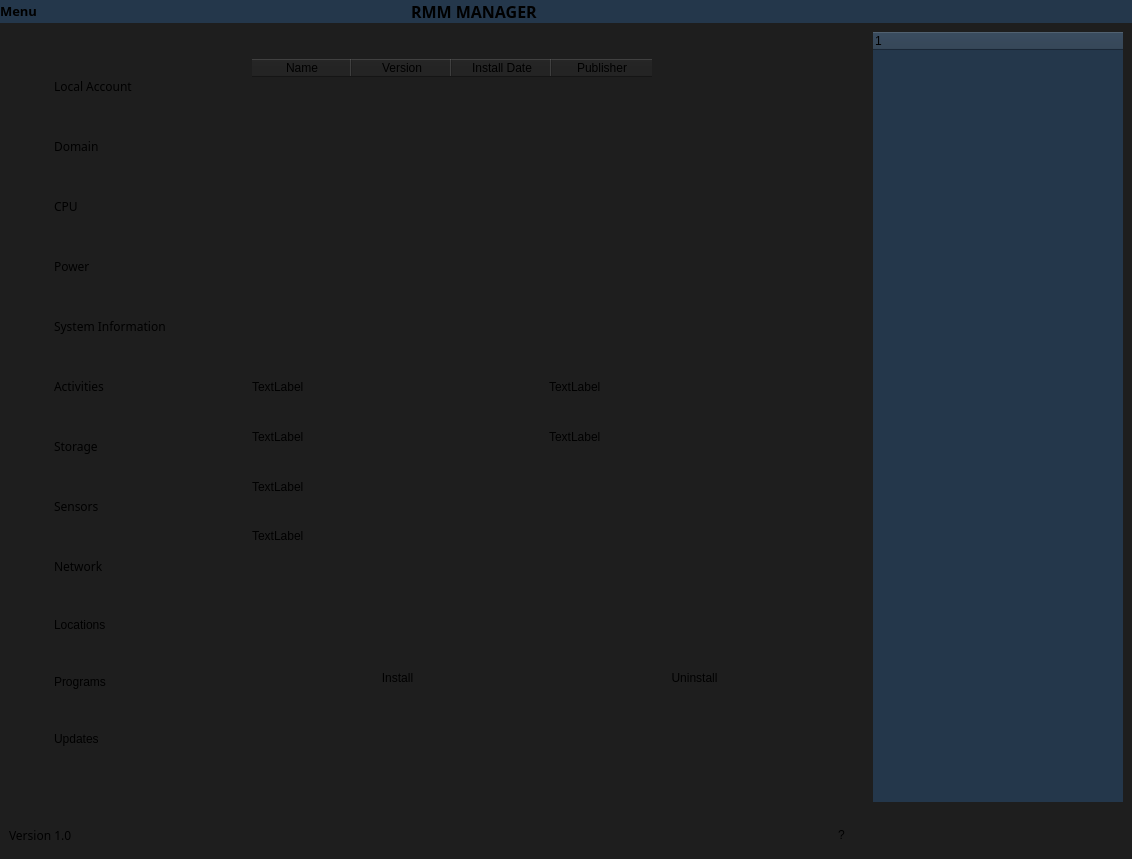
Before: the Qt Designer form FRONT/generated-files/ui/new_interface.ui in FrincuDenis/Licenta, drawn with Qt 5.
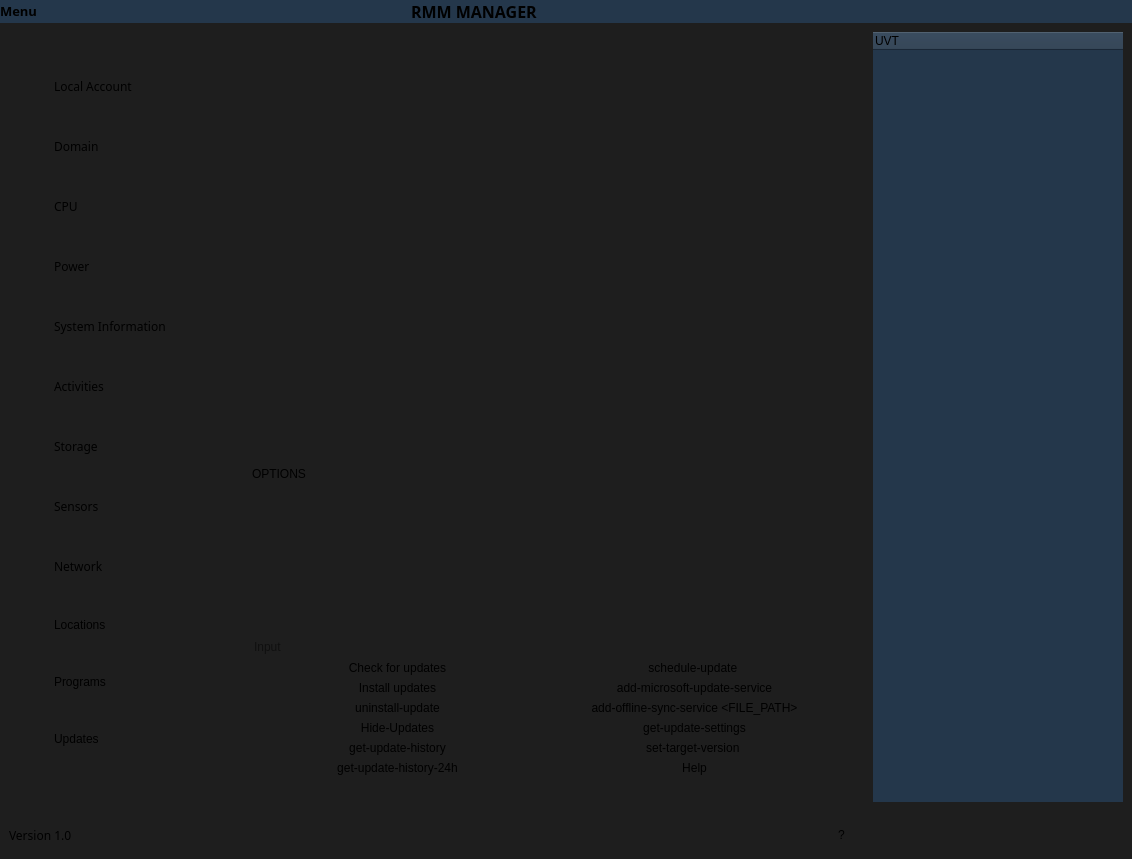
After: the same form once the commit is applied. Icons and pictures are not drawn. Custom widgets are drawn as their Qt base class.

Diff of the .ui file:
```diff
--- a/FRONT/generated-files/ui/new_interface.ui
+++ b/FRONT/generated-files/ui/new_interface.ui
@@ -729,7 +729,7 @@
           <item>
            <widget class="QStackedWidget" name="stackedWidget">
             <property name="currentIndex">
-             <number>10</number>
+             <number>11</number>
             </property>
             <widget class="QWidget" name="cpu_memory">
              <layout class="QVBoxLayout" name="verticalLayout_6">
@@ -3437,6 +3437,145 @@
               </item>
              </layout>
             </widget>
+            <widget class="QWidget" name="Updates_tab">
+             <layout class="QVBoxLayout" name="verticalLayout_32">
+              <item>
+               <widget class="QFrame" name="frame_33">
+                <property name="maximumSize">
+                 <size>
+                  <width>16777215</width>
+                  <height>250</height>
+                 </size>
+                </property>
+                <property name="frameShape">
+                 <enum>QFrame::StyledPanel</enum>
+                </property>
+                <property name="frameShadow">
+                 <enum>QFrame::Raised</enum>
+                </property>
+                <layout class="QVBoxLayout" name="verticalLayout_34">
+                 <item>
+                  <widget class="QTableWidget" name="updates_table" />
+                 </item>
+                </layout>
+               </widget>
+              </item>
+              <item>
+               <widget class="QFrame" name="frame_34">
+                <property name="frameShape">
+                 <enum>QFrame::StyledPanel</enum>
+                </property>
+                <property name="frameShadow">
+                 <enum>QFrame::Raised</enum>
+                </property>
+                <layout class="QVBoxLayout" name="verticalLayout_33">
+                 <item>
+                  <widget class="QLabel" name="label_65">
+                   <property name="text">
+                    <string>OPTIONS</string>
+                   </property>
+                  </widget>
+                 </item>
+                 <item>
+                  <widget class="QLineEdit" name="args">
+                   <property name="placeholderText">
+                    <string>Input</string>
+                   </property>
+                  </widget>
+                 </item>
+                 <item>
+                  <layout class="QGridLayout" name="gridLayout_10">
+                   <item row="3" column="0">
+                    <widget class="QPushButton" name="hide">
+                     <property name="text">
+                      <string>Hide-Updates</string>
+                     </property>
+                    </widget>
+                   </item>
+                   <item row="2" column="1">
+                    <widget class="QPushButton" name="offline_sync">
+                     <property name="text">
+                      <string>add-offline-sync-service &lt;FILE_PATH&gt;</string>
+                     </property>
+                    </widget>
+                   </item>
+                   <item row="4" column="0">
+                    <widget class="QPushButton" name="history">
+                     <property name="text">
+                      <string>get-update-history</string>
+                     </property>
+                    </widget>
+                   </item>
+                   <item row="3" column="1">
+                    <widget class="QPushButton" name="settings">
+                     <property name="text">
+                      <string>get-update-settings</string>
+                     </property>
+                    </widget>
+                   </item>
+                   <item row="2" column="0">
+                    <widget class="QPushButton" name="uninstall">
+                     <property name="text">
+                      <string>uninstall-update</string>
+                     </property>
+                    </widget>
+                   </item>
+                   <item row="1" column="1">
+                    <widget class="QPushButton" name="update_service">
+                     <property name="text">
+                      <string>add-microsoft-update-service</string>
+                     </property>
+                    </widget>
+                   </item>
+                   <item row="4" column="1">
+                    <widget class="QPushButton" name="set_target">
+                     <property name="text">
+                      <string>set-target-version </string>
+                     </property>
+                    </widget>
+                   </item>
+                   <item row="0" column="0">
+                    <widget class="QPushButton" name="check">
+                     <property name="text">
+                      <string>Check for updates</string>
+                     </property>
+                    </widget>
+                   </item>
+                   <item row="0" column="1">
+                    <widget class="QPushButton" name="schedule">
+                     <property name="text">
+                      <string>schedule-update </string>
+                     </property>
+                    </widget>
+                   </item>
+                   <item row="1" column="0">
+                    <widget class="QPushButton" name="install">
+                     <property name="text">
+                      <string>Install updates</string>
+                     </property>
+                    </widget>
+                   </item>
+                   <item row="5" column="0">
+                    <widget class="QPushButton" name="history_24h">
+                     <property name="text">
+                      <string>get-update-history-24h</string>
+                     </property>
+                    </widget>
+                   </item>
+                   <item row="5" column="1">
+                    <widget class="QPushButton" name="help">
+                     <property name="text">
+                      <string>Help</string>
+                     </property>
+                    </widget>
+                   </item>
+                  </layout>
+                 </item>
+                </layout>
+               </widget>
+              </item>
+             </layout>
+            </widget>
            </widget>
           </item>
          </layout>
@@ -3496,7 +3635,7 @@
             </property>
             <column>
              <property name="text">
-              <string notr="true">1</string>
+              <string notr="true">UVT</string>
              </property>
             </column>
            </widget>
```
Left out of the diff: 86 changed lines with no effect on the pictures.
